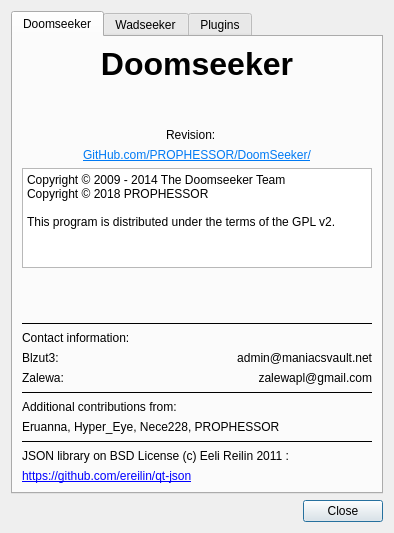
The window that src/core/gui/aboutdialog.ui (PROPHESSOR/DDCLauncher) describes before a commit, drawn with Qt 5.
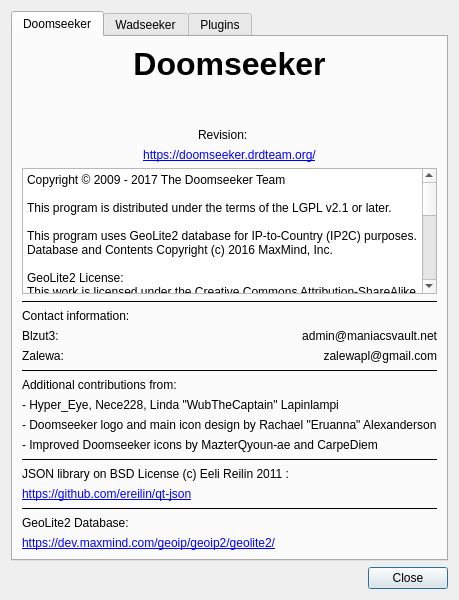
The same window after the commit.

```diff
--- a/src/core/gui/aboutdialog.ui
+++ b/src/core/gui/aboutdialog.ui
@@ -6,8 +6,8 @@
    <rect>
     <x>0</x>
     <y>0</y>
-    <width>392</width>
-    <height>533</height>
+    <width>409</width>
+    <height>600</height>
    </rect>
   </property>
   <property name="windowTitle">
@@ -132,7 +132,7 @@
        <item>
         <widget class="QLabel" name="label_3">
          <property name="text">
-          <string>&lt;html&gt;&lt;head/&gt;&lt;body&gt;&lt;p&gt;&lt;a href=&quot;https://github.com/PROPHESSOR/doomseeker/&quot;&gt;&lt;span style=&quot; text-decoration: underline; color:#007af4;&quot;&gt;GitHub.com/PROPHESSOR/DoomSeeker/&lt;/span&gt;&lt;/a&gt;&lt;/p&gt;&lt;/body&gt;&lt;/html&gt;</string>
+          <string>&lt;a href=&quot;https://doomseeker.drdteam.org/&quot;&gt;https://doomseeker.drdteam.org/&lt;/a&gt;</string>
          </property>
          <property name="alignment">
           <set>Qt::AlignHCenter|Qt::AlignTop</set>
@@ -145,7 +145,7 @@
        <item>
         <widget class="QPlainTextEdit" name="plainTextEdit">
          <property name="sizePolicy">
-          <sizepolicy hsizetype="Expanding" vsizetype="Maximum">
+          <sizepolicy hsizetype="Expanding" vsizetype="Expanding">
            <horstretch>0</horstretch>
            <verstretch>0</verstretch>
           </sizepolicy>
@@ -156,39 +156,34 @@
            <height>0</height>
           </size>
          </property>
-         <property name="maximumSize">
-          <size>
-           <width>16777215</width>
-           <height>100</height>
-          </size>
-         </property>
-         <property name="verticalScrollBarPolicy">
-          <enum>Qt::ScrollBarAlwaysOff</enum>
-         </property>
          <property name="readOnly">
           <bool>true</bool>
          </property>
          <property name="plainText">
-          <string>Copyright © 2009 - 2014 The Doomseeker Team
-Copyright © 2018 PROPHESSOR
+          <string>Copyright © 2009 - 2017 The Doomseeker Team
 
-This program is distributed under the terms of the GPL v2.</string>
+This program is distributed under the terms of the LGPL v2.1 or later.
+
+This program uses GeoLite2 database for IP-to-Country (IP2C) purposes. Database and Contents Copyright (c) 2016 MaxMind, Inc.
+
+GeoLite2 License:
+This work is licensed under the Creative Commons Attribution-ShareAlike 3.0 Unported License. To view a copy of this license, visit http://creativecommons.org/licenses/by-sa/3.0/.
+
+GeoLite2 available at:
+https://dev.maxmind.com/geoip/geoip2/geolite2/
+
+This program uses icons (or derivates of) from following sources:
+- Aha-Soft
+- Crystal Clear by Everaldo Coelho
+- Fugue Icons (C) 2013 Yusuke Kamiyamane. All rights reserved.
+- Nuvola 1.0 (KDE 3.x icon set)
+- Oxygen Icons 4.3.1 (KDE)
+- Silk Icon Set (C) Mark James (famfamfam.com)
+- Tango Icon Library / Tango Desktop Project
+</string>
          </property>
         </widget>
        </item>
-       <item>
-        <spacer name="verticalSpacer">
-         <property name="orientation">
-          <enum>Qt::Vertical</enum>
-         </property>
-         <property name="sizeHint" stdset="0">
-          <size>
-           <width>20</width>
-           <height>40</height>
-          </size>
-         </property>
-        </spacer>
-       </item>
        <item>
         <widget class="Line" name="line_5">
          <property name="frameShadow">
@@ -276,7 +271,27 @@
        <item>
         <widget class="QLabel" name="label_5">
          <property name="text">
-          <string>Eruanna, Hyper_Eye, Nece228, PROPHESSOR</string>
+          <string>- Hyper_Eye, Nece228, Linda &quot;WubTheCaptain&quot; Lapinlampi</string>
+         </property>
+         <property name="textInteractionFlags">
+          <set>Qt::LinksAccessibleByMouse|Qt::TextSelectableByMouse</set>
+         </property>
+        </widget>
+       </item>
+       <item>
+        <widget class="QLabel" name="label_17">
+         <property name="text">
+          <string>- Doomseeker logo and main icon design by Rachael &quot;Eruanna&quot; Alexanderson</string>
+         </property>
+         <property name="textInteractionFlags">
+          <set>Qt::LinksAccessibleByMouse|Qt::TextSelectableByMouse</set>
+         </property>
+        </widget>
+       </item>
+       <item>
+        <widget class="QLabel" name="label_14">
+         <property name="text">
+          <string>- Improved Doomseeker icons by MazterQyoun-ae and CarpeDiem</string>
          </property>
          <property name="textInteractionFlags">
           <set>Qt::LinksAccessibleByMouse|Qt::TextSelectableByMouse</set>
@@ -317,6 +332,40 @@
          </property>
         </widget>
        </item>
+       <item>
+        <widget class="Line" name="line_3">
+         <property name="frameShadow">
+          <enum>QFrame::Plain</enum>
+         </property>
+         <property name="orientation">
+          <enum>Qt::Horizontal</enum>
+         </property>
+        </widget>
+       </item>
+       <item>
+        <widget class="QLabel" name="label_15">
+         <property name="text">
+          <string>GeoLite2 Database:</string>
+         </property>
+         <property name="textInteractionFlags">
+          <set>Qt::LinksAccessibleByMouse|Qt::TextSelectableByMouse</set>
+         </property>
+        </widget>
+       </item>
+       <item>
+        <widget class="QLabel" name="label_16">
+         <property name="text">
+          <string>&lt;!DOCTYPE HTML PUBLIC &quot;-//W3C//DTD HTML 4.0//EN&quot; &quot;http://www.w3.org/TR/REC-html40/strict.dtd&quot;&gt;
+&lt;html&gt;&lt;head&gt;&lt;meta name=&quot;qrichtext&quot; content=&quot;1&quot; /&gt;&lt;style type=&quot;text/css&quot;&gt;
+p, li { white-space: pre-wrap; }
+&lt;/style&gt;&lt;/head&gt;&lt;body style=&quot; font-family:'Ubuntu'; font-size:9pt; font-weight:400; font-style:normal;&quot;&gt;
+&lt;p style=&quot; margin-top:0px; margin-bottom:0px; margin-left:0px; margin-right:0px; -qt-block-indent:0; text-indent:0px;&quot;&gt;&lt;a href=&quot;https://dev.maxmind.com/geoip/geoip2/geolite2/&quot;&gt;&lt;span style=&quot; text-decoration: underline; color:#0000ff;&quot;&gt;https://dev.maxmind.com/geoip/geoip2/geolite2/&lt;/span&gt;&lt;/a&gt;&lt;/p&gt;&lt;/body&gt;&lt;/html&gt;</string>
+         </property>
+         <property name="textInteractionFlags">
+          <set>Qt::TextBrowserInteraction</set>
+         </property>
+        </widget>
+       </item>
       </layout>
      </widget>
      <widget class="QWidget" name="tab_3">
```
Left out of the diff: 48 changed lines with no effect on the pictures.
